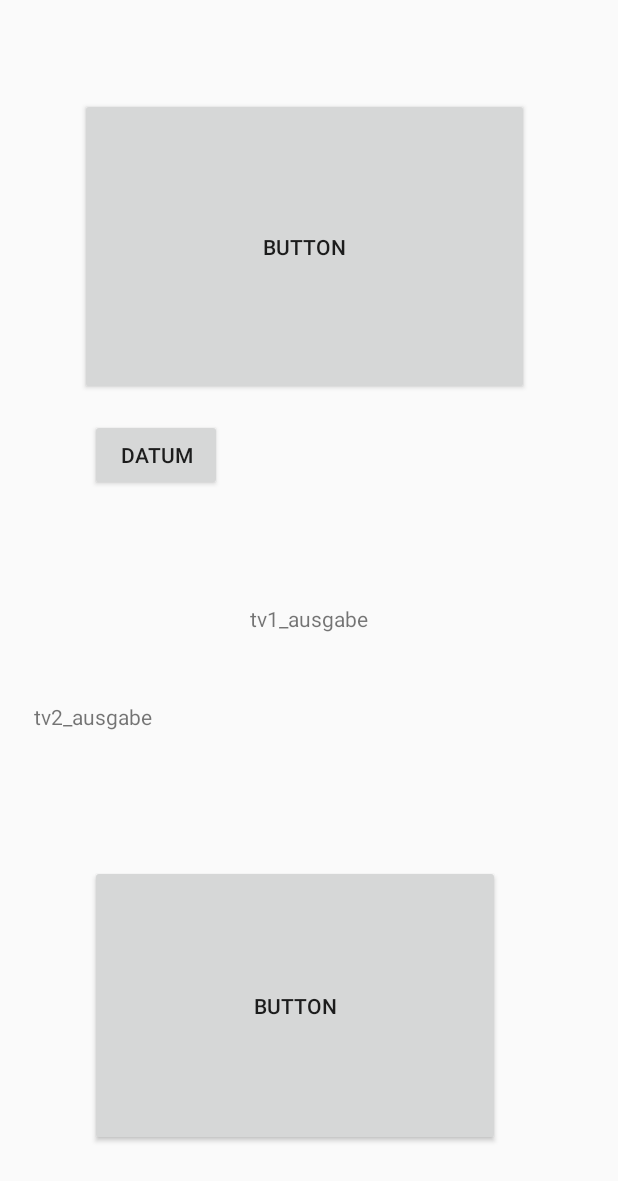
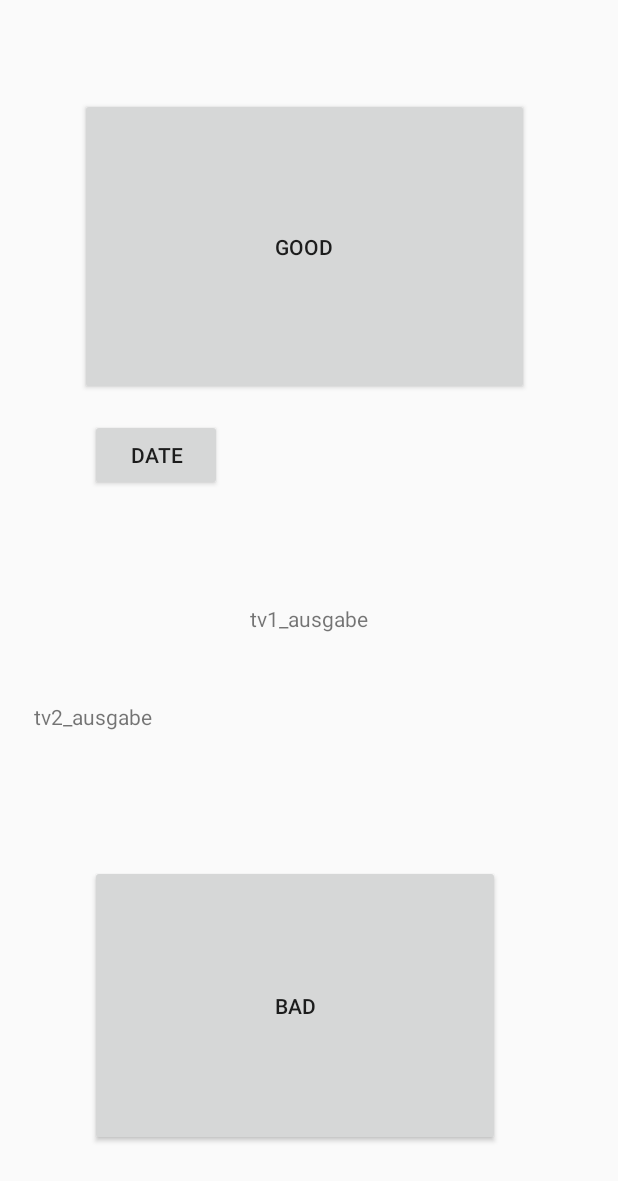
Before and after one commit to sl500/MboDecisionTracker, an Android app: the layout content_main.xml on its own in the app's theme, with its tools: preview values and no code run, on a phone screen of 412 x 824 dp. Shown: the top 1181 px of the screen. Run offline under Robolectric (Android 15) with nearby library versions, the phone set to English and light mode, and no system bars.

Commit message:
extract Buttontext to string xml

```diff
--- a/app/src/main/res/layout/content_main.xml
+++ b/app/src/main/res/layout/content_main.xml
@@ -19,22 +19,22 @@
         app:layout_constraintTop_toTopOf="parent" />
 
     <Button
-        android:id="@+id/button"
+        android:id="@+id/btnGood"
         android:layout_width="299dp"
         android:layout_height="198dp"
         android:layout_marginStart="53dp"
         android:layout_marginTop="65dp"
-        android:text="Button"
+        android:text="@string/default_btnGood"
         app:layout_constraintStart_toStartOf="parent"
         app:layout_constraintTop_toTopOf="parent" />
 
     <Button
-        android:id="@+id/button2"
+        android:id="@+id/btnBad"
         android:layout_width="273dp"
         android:layout_height="187dp"
         android:layout_marginStart="60dp"
         android:layout_marginBottom="60dp"
-        android:text="Button"
+        android:text="@string/default_btnBad"
         app:layout_constraintBottom_toBottomOf="parent"
         app:layout_constraintStart_toStartOf="parent" />
 
@@ -44,16 +44,16 @@
         android:layout_height="wrap_content"
         android:layout_marginStart="60dp"
         android:layout_marginTop="16dp"
-        android:text="Datum"
+        android:text="@string/default_btnDate"
         app:layout_constraintStart_toStartOf="parent"
-        app:layout_constraintTop_toBottomOf="@+id/button" />
+        app:layout_constraintTop_toBottomOf="@+id/btnGood" />
 
     <TextView
         android:id="@+id/tv2"
         android:layout_width="367dp"
         android:layout_height="63dp"
         android:text="@string/default_tv2"
-        app:layout_constraintBottom_toTopOf="@+id/button2"
+        app:layout_constraintBottom_toTopOf="@+id/btnBad"
         app:layout_constraintEnd_toEndOf="parent"
         app:layout_constraintHorizontal_bias="0.5"
         app:layout_constraintStart_toStartOf="parent"
--- a/app/src/main/res/values/strings.xml
+++ b/app/src/main/res/values/strings.xml
@@ -3,4 +3,8 @@
     <string name="action_settings">Settings</string>
     <string name="default_tv1">tv1_ausgabe</string>
     <string name="default_tv2">tv2_ausgabe</string>
+    <string name="default_btnGood">Good</string>
+    <string name="default_btnBad">Bad</string>
+    <string name="default_btnDate">Date</string>
+
 </resources>
```
